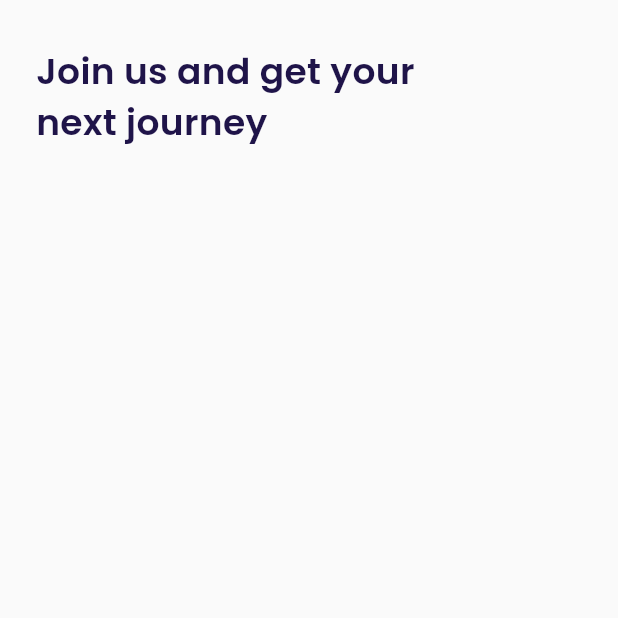
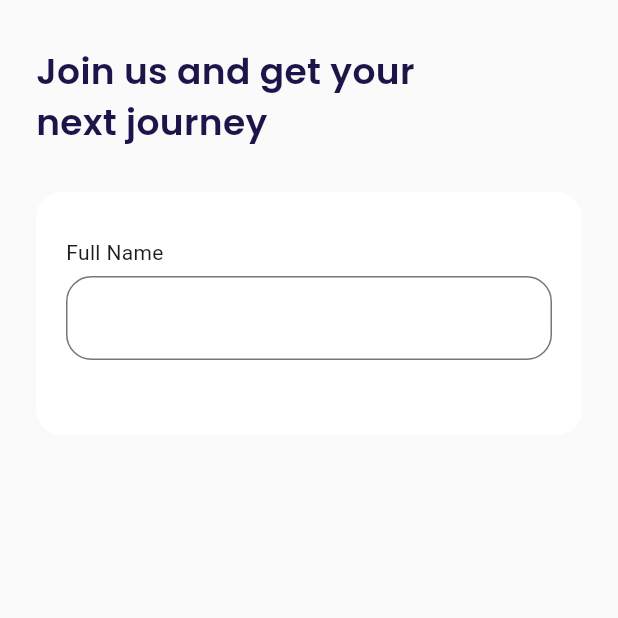
Before and after one commit to khoerodin/airplane, a Flutter app: the SignUpPage screen opened by its route, on a phone screen of 412 x 824 dp, the top half of it. Run offline on Flutter 3.47's test engine with Material 3 defaults, Android fonts, the phone set to English and light mode, and no system bars; our stand-ins replace google_fonts.

Commit message:
Sign Up - Input Section 1

```diff
--- a/lib/ui/pages/sign_up_page.dart
+++ b/lib/ui/pages/sign_up_page.dart
@@ -20,6 +20,58 @@ class SignUpPage extends StatelessWidget {
       );
     }
 
+    Widget inputSection() {
+      Widget emailInput() {
+        return Container(
+          margin: const EdgeInsets.only(bottom: 20),
+          child: Column(
+            crossAxisAlignment: CrossAxisAlignment.start,
+            children: [
+              const Text('Full Name'),
+              const SizedBox(height: 6),
+              TextFormField(
+                cursorColor: kBlackColor,
+                decoration: InputDecoration(
+                  border: OutlineInputBorder(
+                    borderRadius: BorderRadius.circular(
+                      defaultRadius,
+                    ),
+                  ),
+                  focusedBorder: OutlineInputBorder(
+                    borderRadius: BorderRadius.circular(
+                      defaultRadius,
+                    ),
+                    borderSide: BorderSide(
+                      color: kPrimaryColor,
+                    ),
+                  ),
+                ),
+              ),
+            ],
+          ),
+        );
+      }
+
+      return Container(
+        margin: const EdgeInsets.only(top: 30),
+        padding: const EdgeInsets.symmetric(
+          horizontal: 20,
+          vertical: 30,
+        ),
+        decoration: BoxDecoration(
+          color: kWhiteColor,
+          borderRadius: BorderRadius.circular(
+            defaultRadius,
+          ),
+        ),
+        child: Column(
+          children: [
+            emailInput(),
+          ],
+        ),
+      );
+    }
+
     return Scaffold(
       backgroundColor: kBackgroundColor,
       body: SafeArea(
@@ -29,6 +81,7 @@ class SignUpPage extends StatelessWidget {
           ),
           children: [
             title(),
+            inputSection(),
           ],
         ),
       ),
```
